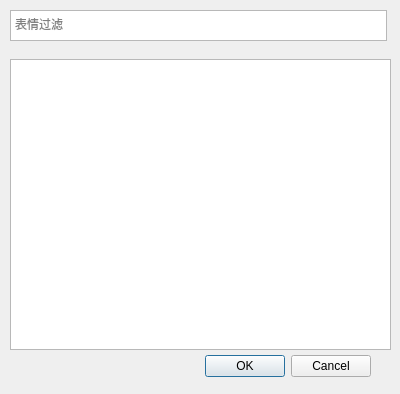
Before: the Qt Designer form dialoggetemoji.ui in baohaojun/system-config, drawn with Qt 5.
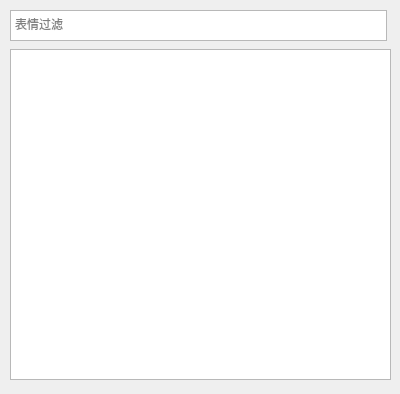
After: the same form once the commit is applied.

Commit message: dialoggetemoji.ui: remove the ok/cancel buttons qcellphonetextedit.cpp: add emacs key binding qcellphonetextedit.h: add emoji shortcut t1wrenchmainwindow.cpp: allow to choose emoji with a shortcut key

Patch:
```diff
--- a/dialoggetemoji.ui
+++ b/dialoggetemoji.ui
@@ -13,29 +13,13 @@
   <property name="windowTitle">
    <string>Dialog</string>
   </property>
-  <widget class="QDialogButtonBox" name="buttonBox">
-   <property name="geometry">
-    <rect>
-     <x>30</x>
-     <y>350</y>
-     <width>341</width>
-     <height>32</height>
-    </rect>
-   </property>
-   <property name="orientation">
-    <enum>Qt::Horizontal</enum>
-   </property>
-   <property name="standardButtons">
-    <set>QDialogButtonBox::Cancel|QDialogButtonBox::Ok</set>
-   </property>
-  </widget>
   <widget class="QWidget" name="verticalLayoutWidget">
    <property name="geometry">
     <rect>
      <x>10</x>
-     <y>59</y>
+     <y>49</y>
      <width>381</width>
-     <height>291</height>
+     <height>331</height>
     </rect>
    </property>
    <layout class="QVBoxLayout" name="verticalLayout">
```
Left out of the diff: 35 changed lines with no effect on the pictures. The commit also changes 3 other files.
